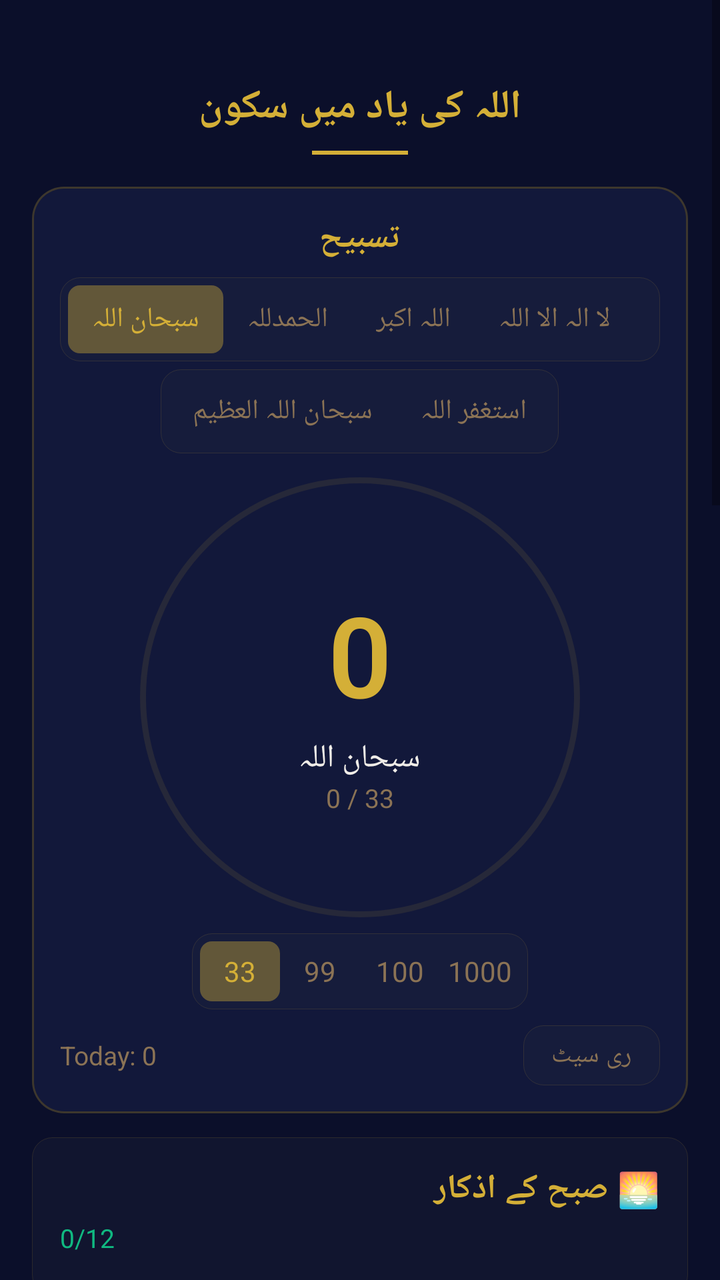
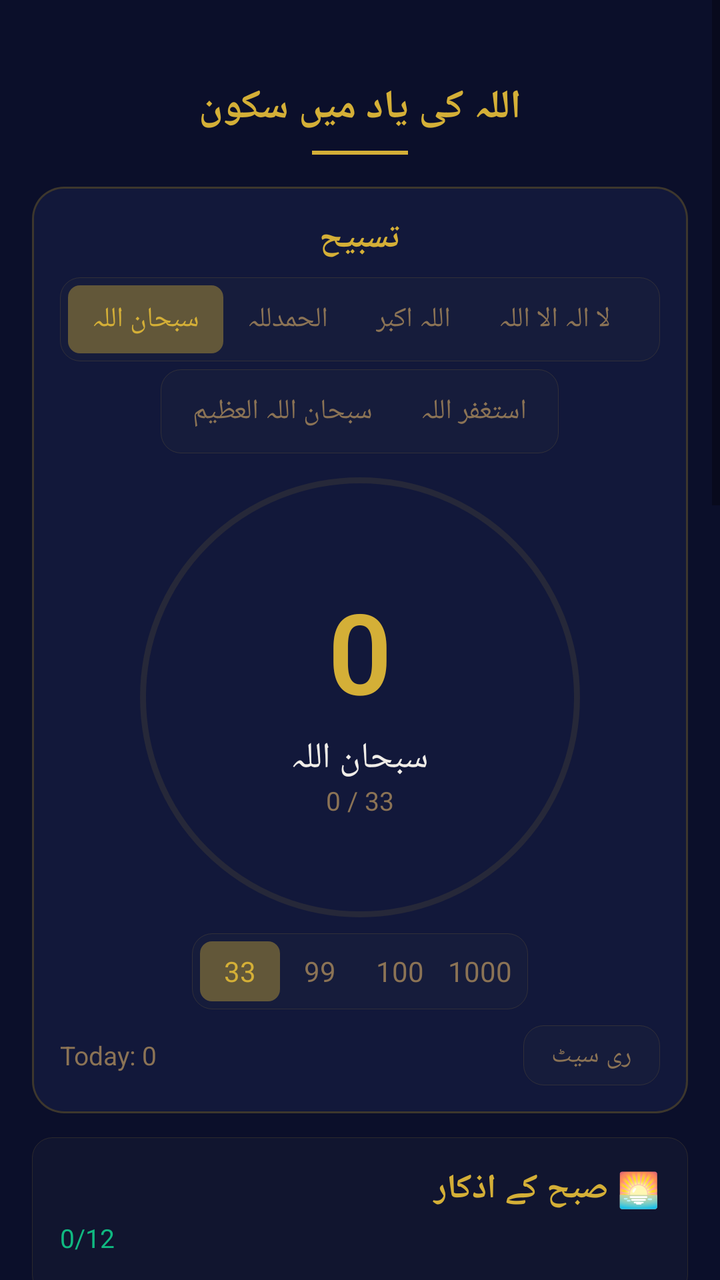

Compare the two renders of this Android layout. The source of the first and the diff that turns it into the second are given below.
<!-- AndroidManifest.xml: application theme Theme.App.EmeraldDusk.Dark -->
<!-- res/layout/azkar_tab.xml -->
<?xml version="1.0" encoding="utf-8"?>
<ScrollView xmlns:android="http://schemas.android.com/apk/res/android"
    android:layout_width="match_parent"
    android:layout_height="match_parent"
    android:background="#0B0F2A"
    android:fillViewport="true">

    <LinearLayout
        android:layout_width="match_parent"
        android:layout_height="wrap_content"
        android:orientation="vertical"
        android:paddingHorizontal="16dp"
        android:paddingBottom="24dp">

        <LinearLayout
            android:layout_width="match_parent"
            android:layout_height="wrap_content"
            android:orientation="vertical"
            android:paddingTop="40dp"
            android:paddingBottom="4dp">

            <TextView
                android:layout_width="match_parent"
                android:layout_height="wrap_content"
                android:text="اللہ کی یاد میں سکون"
                android:textSize="20sp"
                android:textColor="#D4AF37"
                android:textStyle="bold"
                android:gravity="center"
                android:fontFamily="sans-serif" />

            <View android:layout_width="48dp" android:layout_height="2dp" android:layout_marginTop="8dp" android:background="#D4AF37" android:layout_gravity="center" />
        </LinearLayout>

        
        <LinearLayout
            android:id="@+id/tasbeehCard"
            android:layout_width="match_parent"
            android:layout_height="wrap_content"
            android:orientation="vertical"
            android:background="@drawable/card_background"
            android:padding="14dp"
            android:layout_marginTop="12dp">

            <TextView
                android:layout_width="match_parent"
                android:layout_height="wrap_content"
                android:text="تسبیح"
                android:textSize="17sp"
                android:textColor="#D4AF37"
                android:textStyle="bold"
                android:gravity="center"
                android:fontFamily="sans-serif" />

            <LinearLayout
                android:layout_width="wrap_content"
                android:layout_height="wrap_content"
                android:orientation="horizontal"
                android:gravity="center"
                android:layout_gravity="center"
                android:background="@drawable/rounded_bg"
                android:paddingHorizontal="4dp"
                android:paddingVertical="4dp"
                android:layout_marginTop="8dp">

                <TextView android:id="@+id/dhikrOption1" android:layout_width="wrap_content" android:layout_height="34dp" android:paddingHorizontal="12dp" android:gravity="center" android:text="سبحان اللہ" android:textSize="14sp" android:textColor="#D4AF37" android:background="@drawable/chip_selected" android:fontFamily="sans-serif" />
                <TextView android:id="@+id/dhikrOption2" android:layout_width="wrap_content" android:layout_height="34dp" android:paddingHorizontal="12dp" android:gravity="center" android:text="الحمدللہ" android:textSize="14sp" android:textColor="#8B7355" android:background="@drawable/chip_unselected" android:fontFamily="sans-serif" />
                <TextView android:id="@+id/dhikrOption3" android:layout_width="wrap_content" android:layout_height="34dp" android:paddingHorizontal="12dp" android:gravity="center" android:text="اللہ اکبر" android:textSize="14sp" android:textColor="#8B7355" android:background="@drawable/chip_unselected" android:fontFamily="sans-serif" />
                <TextView android:id="@+id/dhikrOption4" android:layout_width="wrap_content" android:layout_height="34dp" android:paddingHorizontal="12dp" android:gravity="center" android:text="لا الہ الا اللہ" android:textSize="14sp" android:textColor="#8B7355" android:background="@drawable/chip_unselected" android:fontFamily="sans-serif" />
                <TextView android:id="@+id/dhikrOption5" android:layout_width="wrap_content" android:layout_height="34dp" android:paddingHorizontal="12dp" android:gravity="center" android:text="سبحان اللہ و بحمدہ" android:textSize="14sp" android:textColor="#8B7355" android:background="@drawable/chip_unselected" android:fontFamily="sans-serif" />
            </LinearLayout>

            <LinearLayout
                android:layout_width="wrap_content"
                android:layout_height="wrap_content"
                android:orientation="horizontal"
                android:gravity="center"
                android:layout_gravity="center"
                android:background="@drawable/rounded_bg"
                android:paddingHorizontal="4dp"
                android:paddingVertical="4dp"
                android:layout_marginTop="4dp">

                <TextView android:id="@+id/dhikrOption6" android:layout_width="wrap_content" android:layout_height="34dp" android:paddingHorizontal="12dp" android:gravity="center" android:text="سبحان اللہ العظیم" android:textSize="14sp" android:textColor="#8B7355" android:background="@drawable/chip_unselected" android:fontFamily="sans-serif" />
                <TextView android:id="@+id/dhikrOption7" android:layout_width="wrap_content" android:layout_height="34dp" android:paddingHorizontal="12dp" android:gravity="center" android:text="استغفر اللہ" android:textSize="14sp" android:textColor="#8B7355" android:background="@drawable/chip_unselected" android:fontFamily="sans-serif" />
            </LinearLayout>

            <FrameLayout
                android:layout_width="220dp"
                android:layout_height="220dp"
                android:layout_gravity="center"
                android:layout_marginTop="12dp">

                <View android:id="@+id/ringBg" android:layout_width="match_parent" android:layout_height="match_parent" android:background="@drawable/ring_bg" />

                <LinearLayout
                    android:id="@+id/tasbeehTapArea"
                    android:layout_width="match_parent"
                    android:layout_height="match_parent"
                    android:orientation="vertical"
                    android:gravity="center"
                    android:clickable="true"
                    android:focusable="true">

                    <TextView android:id="@+id/tasbeehCountText" android:layout_width="wrap_content" android:layout_height="wrap_content" android:text="0" android:textSize="56sp" android:textColor="#D4AF37" android:textStyle="bold" android:fontFamily="sans-serif-light" />
                    <TextView android:id="@+id/tasbeehDhikrText" android:layout_width="wrap_content" android:layout_height="wrap_content" android:text="سبحان اللہ" android:textSize="16sp" android:textColor="#F0EDE8" android:layout_marginTop="4dp" android:fontFamily="sans-serif" />
                    <TextView android:id="@+id/tasbeehProgressText" android:layout_width="wrap_content" android:layout_height="wrap_content" android:text="0 / 33" android:textSize="13sp" android:textColor="#8B7355" android:fontFamily="sans-serif" />
                </LinearLayout>
            </FrameLayout>

            <LinearLayout
                android:layout_width="wrap_content"
                android:layout_height="wrap_content"
                android:orientation="horizontal"
                android:gravity="center"
                android:layout_gravity="center"
                android:background="@drawable/rounded_bg"
                android:paddingHorizontal="4dp"
                android:paddingVertical="4dp"
                android:layout_marginTop="8dp">

                <TextView android:id="@+id/target33" android:layout_width="40dp" android:layout_height="30dp" android:gravity="center" android:text="33" android:textSize="14sp" android:textColor="#D4AF37" android:background="@drawable/chip_selected" android:fontFamily="sans-serif" />
                <TextView android:id="@+id/target99" android:layout_width="40dp" android:layout_height="30dp" android:gravity="center" android:text="99" android:textSize="14sp" android:textColor="#8B7355" android:background="@drawable/chip_unselected" android:fontFamily="sans-serif" />
                <TextView android:id="@+id/target100" android:layout_width="40dp" android:layout_height="30dp" android:gravity="center" android:text="100" android:textSize="14sp" android:textColor="#8B7355" android:background="@drawable/chip_unselected" android:fontFamily="sans-serif" />
                <TextView android:id="@+id/target1000" android:layout_width="40dp" android:layout_height="30dp" android:gravity="center" android:text="1000" android:textSize="14sp" android:textColor="#8B7355" android:background="@drawable/chip_unselected" android:fontFamily="sans-serif" />
            </LinearLayout>

            <LinearLayout
                android:layout_width="match_parent"
                android:layout_height="wrap_content"
                android:orientation="horizontal"
                android:gravity="center"
                android:layout_marginTop="8dp">

                <TextView android:id="@+id/azkarSession" android:layout_width="0dp" android:layout_height="wrap_content" android:layout_weight="1" android:text="Today: 0" android:textSize="13sp" android:textColor="#8B7355" android:fontFamily="sans-serif" />
                <TextView android:id="@+id/azkarStreaks" android:layout_width="wrap_content" android:layout_height="wrap_content" android:text="" android:textSize="13sp" android:textColor="#8B7355" android:fontFamily="sans-serif" android:layout_marginEnd="12dp" />
                <TextView android:id="@+id/azkarReset" android:layout_width="wrap_content" android:layout_height="30dp" android:paddingHorizontal="14dp" android:gravity="center" android:text="ری سیٹ" android:textSize="13sp" android:textColor="#8B7355" android:background="@drawable/rounded_bg" android:fontFamily="sans-serif" android:clickable="true" android:focusable="true" />
            </LinearLayout>
        </LinearLayout>

        
        <LinearLayout
            android:id="@+id/morningAdhkarCard"
            android:layout_width="match_parent"
            android:layout_height="wrap_content"
            android:orientation="vertical"
            android:background="@drawable/rounded_bg"
            android:padding="14dp"
            android:layout_marginTop="12dp">

            <TextView
                android:layout_width="match_parent"
                android:layout_height="wrap_content"
                android:text="🌅 صبح کے اذکار"
                android:textSize="17sp"
                android:textColor="#D4AF37"
                android:textStyle="bold"
                android:fontFamily="sans-serif" />

            <TextView
                android:id="@+id/morningAzkarProgress"
                android:layout_width="match_parent"
                android:layout_height="wrap_content"
                android:layout_marginTop="4dp"
                android:text="0/12"
                android:textSize="13sp"
                android:textColor="#10B981"
                android:fontFamily="sans-serif" />

            <LinearLayout
                android:id="@+id/morningAzkarList"
                android:layout_width="match_parent"
                android:layout_height="wrap_content"
                android:orientation="vertical"
                android:layout_marginTop="6dp" />
        </LinearLayout>

        
        <LinearLayout
            android:id="@+id/eveningAdhkarCard"
            android:layout_width="match_parent"
            android:layout_height="wrap_content"
            android:orientation="vertical"
            android:background="@drawable/rounded_bg"
            android:padding="14dp"
            android:layout_marginTop="12dp">

            <TextView
                android:layout_width="match_parent"
                android:layout_height="wrap_content"
                android:text="🌇 شام کے اذکار"
                android:textSize="17sp"
                android:textColor="#D4AF37"
                android:textStyle="bold"
                android:fontFamily="sans-serif" />

            <TextView
                android:id="@+id/eveningAzkarProgress"
                android:layout_width="match_parent"
                android:layout_height="wrap_content"
                android:layout_marginTop="4dp"
                android:text="0/12"
                android:textSize="13sp"
                android:textColor="#10B981"
                android:fontFamily="sans-serif" />

            <LinearLayout
                android:id="@+id/eveningAzkarList"
                android:layout_width="match_parent"
                android:layout_height="wrap_content"
                android:orientation="vertical"
                android:layout_marginTop="6dp" />
        </LinearLayout>

        
        <LinearLayout
            android:id="@+id/afterSalahAdhkarCard"
            android:layout_width="match_parent"
            android:layout_height="wrap_content"
            android:orientation="vertical"
            android:background="@drawable/rounded_bg"
            android:padding="14dp"
            android:layout_marginTop="12dp">

            <TextView
                android:layout_width="match_parent"
                android:layout_height="wrap_content"
                android:text="🕌 بعد از نماز اذکار"
                android:textSize="17sp"
                android:textColor="#D4AF37"
                android:textStyle="bold"
                android:fontFamily="sans-serif" />

            <TextView
                android:id="@+id/afterSalahAzkarProgress"
                android:layout_width="match_parent"
                android:layout_height="wrap_content"
                android:layout_marginTop="4dp"
                android:text="0/5"
                android:textSize="13sp"
                android:textColor="#10B981"
                android:fontFamily="sans-serif" />

            <LinearLayout
                android:id="@+id/afterSalahAzkarList"
                android:layout_width="match_parent"
                android:layout_height="wrap_content"
                android:orientation="vertical"
                android:layout_marginTop="6dp" />
        </LinearLayout>

        
        <LinearLayout
            android:id="@+id/sleepAdhkarCard"
            android:layout_width="match_parent"
            android:layout_height="wrap_content"
            android:orientation="vertical"
            android:background="@drawable/rounded_bg"
            android:padding="14dp"
            android:layout_marginTop="12dp">

            <TextView
                android:layout_width="match_parent"
                android:layout_height="wrap_content"
                android:text="🌙 سونے سے پہلے کے اذکار"
                android:textSize="17sp"
                android:textColor="#D4AF37"
                android:textStyle="bold"
                android:fontFamily="sans-serif" />

            <TextView
                android:id="@+id/sleepAzkarProgress"
                android:layout_width="match_parent"
                android:layout_height="wrap_content"
                android:layout_marginTop="4dp"
                android:text="0/10"
                android:textSize="13sp"
                android:textColor="#10B981"
                android:fontFamily="sans-serif" />

            <LinearLayout
                android:id="@+id/sleepAzkarList"
                android:layout_width="match_parent"
                android:layout_height="wrap_content"
                android:orientation="vertical"
                android:layout_marginTop="6dp" />
        </LinearLayout>

        
        <LinearLayout
            android:id="@+id/ninetyNineNamesCard"
            android:layout_width="match_parent"
            android:layout_height="wrap_content"
            android:orientation="vertical"
            android:background="@drawable/rounded_bg"
            android:padding="14dp"
            android:layout_marginTop="12dp">

            <TextView
                android:layout_width="match_parent"
                android:layout_height="wrap_content"
                android:text="✨ اللہ کے 99 نام"
                android:textSize="17sp"
                android:textColor="#D4AF37"
                android:textStyle="bold"
                android:gravity="center"
                android:fontFamily="sans-serif" />

            <TextView
                android:id="@+id/ninetyNineNamesHint"
                android:layout_width="match_parent"
                android:layout_height="wrap_content"
                android:layout_marginTop="4dp"
                android:text="کسی نام پر کلک کریں — اس کا معنی دیکھیں"
                android:textSize="13sp"
                android:textColor="#C9A961"
                android:fontFamily="sans-serif" />

            <TextView
                android:id="@+id/ninetyNineNamesDisplay"
                android:layout_width="match_parent"
                android:layout_height="40dp"
                android:layout_marginTop="6dp"
                android:gravity="center"
                android:text=""
                android:textSize="20sp"
                android:textColor="@color/arabic_text"
            android:fontFamily="@font/scheherazade_new"
            android:clickable="true"
            android:focusable="true"
            android:background="@drawable/rounded_bg" />

            <TextView
                android:id="@+id/ninetyNineNamesMeaning"
                android:layout_width="match_parent"
                android:layout_height="wrap_content"
                android:text=""
                android:textSize="14sp"
                android:textColor="#E8E0D8"
                android:gravity="center"
                android:fontFamily="sans-serif" />
        </LinearLayout>

        
        <LinearLayout
            android:id="@+id/wordAnalysisCard"
            android:layout_width="match_parent"
            android:layout_height="wrap_content"
            android:orientation="vertical"
            android:background="@drawable/rounded_bg"
            android:padding="14dp"
            android:layout_marginTop="12dp">

            <TextView
                android:layout_width="match_parent"
                android:layout_height="wrap_content"
                android:text="📖 لفظی تجزیہ"
                android:textSize="17sp"
                android:textColor="#D4AF37"
                android:textStyle="bold"
                android:fontFamily="sans-serif" />

            <TextView
                android:id="@+id/wordAnalysisDisplay"
                android:layout_width="match_parent"
                android:layout_height="wrap_content"
                android:layout_marginTop="6dp"
                android:text=""
                android:textSize="18sp"
                android:textColor="@color/arabic_text"
                android:gravity="center"
                android:lineSpacingExtra="10dp"
                android:fontFamily="@font/scheherazade_new" />

            <TextView
                android:id="@+id/wordAnalysisMeaning"
                android:layout_width="match_parent"
                android:layout_height="wrap_content"
                android:text=""
                android:textSize="14sp"
                android:textColor="#E8E0D8"
                android:gravity="center"
                android:fontFamily="sans-serif" />

            <TextView
                android:id="@+id/wordAnalysisNext"
                android:layout_width="match_parent"
                android:layout_height="36dp"
                android:layout_marginTop="6dp"
                android:gravity="center"
                android:text="اگلا"
                android:textSize="14sp"
                android:textColor="#D4AF37"
                android:background="@drawable/rounded_bg"
                android:fontFamily="sans-serif"
                android:clickable="true"
                android:focusable="true" />
        </LinearLayout>
        
        <LinearLayout
            android:id="@+id/guidedSessionCard"
            android:layout_width="match_parent"
            android:layout_height="wrap_content"
            android:orientation="vertical"
            android:background="@drawable/card_elevated_gold_border"
            android:padding="16dp"
            android:layout_marginTop="12dp">

            <LinearLayout
                android:layout_width="match_parent"
                android:layout_height="wrap_content"
                android:orientation="horizontal"
                android:gravity="center_vertical">

                <TextView
                    android:layout_width="0dp"
                    android:layout_weight="1"
                    android:layout_height="wrap_content"
                    android:text="🌿 گائیڈڈ سیشن"
                    android:textSize="18sp"
                    android:textColor="#D4AF6A"
                    android:textStyle="bold"
                    android:fontFamily="sans-serif" />

                <TextView
                    android:id="@+id/guidedSessionDuration"
                    android:layout_width="wrap_content"
                    android:layout_height="wrap_content"
                    android:text=""
                    android:textSize="12sp"
                    android:textColor="#8B7355"
                    android:fontFamily="sans-serif" />
            </LinearLayout>

            <View android:layout_width="48dp" android:layout_height="1dp" android:layout_marginTop="6dp" android:background="#D4AF37" android:layout_gravity="center" />

            <TextView
                android:id="@+id/guidedSessionTitle"
                android:layout_width="match_parent"
                android:layout_height="wrap_content"
                android:layout_marginTop="8dp"
                android:text=""
                android:textSize="16sp"
                android:textColor="#C9A961"
                android:textStyle="bold"
                android:fontFamily="sans-serif" />

            <TextView
                android:id="@+id/guidedSessionDesc"
                android:layout_width="match_parent"
                android:layout_height="wrap_content"
                android:text=""
                android:textSize="13sp"
                android:textColor="@color/urdu_text"
                android:lineSpacingExtra="3dp"
                android:fontFamily="sans-serif" />

            
            <LinearLayout
                android:id="@+id/guidedSessionChips"
                android:layout_width="match_parent"
                android:layout_height="wrap_content"
                android:orientation="horizontal"
                android:gravity="center"
                android:layout_marginTop="8dp">

                <TextView android:id="@+id/guidedChipTfakkur" android:layout_width="0dp" android:layout_height="28dp" android:layout_weight="1" android:gravity="center" android:text="🌿 تفکر" android:textSize="10sp" android:textColor="#D4AF6A" android:background="@drawable/chip_selected" android:fontFamily="sans-serif" android:clickable="true" android:focusable="true" android:layout_marginEnd="2dp" />
                <TextView android:id="@+id/guidedChipIstigfar" android:layout_width="0dp" android:layout_height="28dp" android:layout_weight="1" android:gravity="center" android:text="🤲 استغفار" android:textSize="10sp" android:textColor="#8B7355" android:background="@drawable/chip_unselected" android:fontFamily="sans-serif" android:clickable="true" android:focusable="true" android:layout_marginHorizontal="2dp" />
                <TextView android:id="@+id/guidedChipShukr" android:layout_width="0dp" android:layout_height="28dp" android:layout_weight="1" android:gravity="center" android:text="🌸 شکر" android:textSize="10sp" android:textColor="#8B7355" android:background="@drawable/chip_unselected" android:fontFamily="sans-serif" android:clickable="true" android:focusable="true" android:layout_marginHorizontal="2dp" />
                <TextView android:id="@+id/guidedChipTawbah" android:layout_width="0dp" android:layout_height="28dp" android:layout_weight="1" android:gravity="center" android:text="💧 توبہ" android:textSize="10sp" android:textColor="#8B7355" android:background="@drawable/chip_unselected" android:fontFamily="sans-serif" android:clickable="true" android:focusable="true" android:layout_marginHorizontal="2dp" />
                <TextView android:id="@+id/guidedChipSabr" android:layout_width="0dp" android:layout_height="28dp" android:layout_weight="1" android:gravity="center" android:text="🌙 صبر" android:textSize="10sp" android:textColor="#8B7355" android:background="@drawable/chip_unselected" android:fontFamily="sans-serif" android:clickable="true" android:focusable="true" android:layout_marginHorizontal="2dp" />
                <TextView android:id="@+id/guidedChipTawakkul" android:layout_width="0dp" android:layout_height="28dp" android:layout_weight="1" android:gravity="center" android:text="☂️ توکل" android:textSize="10sp" android:textColor="#8B7355" android:background="@drawable/chip_unselected" android:fontFamily="sans-serif" android:clickable="true" android:focusable="true" android:layout_marginStart="2dp" />
            </LinearLayout>

            <LinearLayout
                android:layout_width="match_parent"
                android:layout_height="wrap_content"
                android:orientation="horizontal"
                android:gravity="center"
                android:layout_marginTop="8dp">

                <TextView android:id="@+id/guidedSessionStart" android:layout_width="0dp" android:layout_height="40dp" android:layout_weight="1" android:gravity="center" android:text="▶ شروع کریں" android:textSize="15sp" android:textColor="#0B0F2A" android:background="#D4AF37" android:fontFamily="sans-serif" android:textStyle="bold" android:clickable="true" android:focusable="true" android:layout_marginEnd="4dp" />
                <TextView android:id="@+id/guidedSessionNext" android:layout_width="0dp" android:layout_height="40dp" android:layout_weight="1" android:gravity="center" android:layout_marginStart="4dp" android:text="← اگلا" android:textSize="15sp" android:textColor="#D4AF6A" android:background="@drawable/rounded_bg" android:fontFamily="sans-serif" android:clickable="true" android:focusable="true" />
            </LinearLayout>
        </LinearLayout>

        
        <LinearLayout
            android:id="@+id/quizCard"
            android:layout_width="match_parent"
            android:layout_height="wrap_content"
            android:orientation="vertical"
            android:background="@drawable/card_elevated_gold_border"
            android:padding="14dp"
            android:layout_marginTop="12dp">

            <TextView
                android:layout_width="match_parent"
                android:layout_height="wrap_content"
                android:text="📝 اسلامی کوئز — اپنے علم کی جانچ کریں"
                android:textSize="17sp"
                android:textColor="#D4AF6A"
                android:textStyle="bold"
                android:gravity="center"
                android:fontFamily="sans-serif" />

            <View android:layout_width="48dp" android:layout_height="1dp" android:layout_marginTop="6dp" android:background="#D4AF37" android:layout_gravity="center" />

            <TextView
                android:layout_width="match_parent"
                android:layout_height="wrap_content"
                android:layout_marginTop="8dp"
                android:text="قرآن، حدیث، فقہ، سیرت، خواتین کے حقوق، صحابہ اور تاریخ اسلام پر مبنی ۵۰۰+ سوالات"
                android:textSize="13sp"
                android:textColor="@color/urdu_text"
                android:gravity="center"
                android:lineSpacingExtra="3dp"
                android:fontFamily="sans-serif" />

            <TextView
                android:id="@+id/startQuizBtn"
                android:layout_width="match_parent"
                android:layout_height="44dp"
                android:layout_marginTop="10dp"
                android:gravity="center"
                android:text="🎯 کوئز شروع کریں"
                android:textSize="16sp"
                android:textColor="#FFFFFF"
                android:textStyle="bold"
                android:background="@drawable/card_elevated_gold_border"
                android:fontFamily="sans-serif"
                android:clickable="true"
                android:focusable="true" />
        </LinearLayout>
    </LinearLayout>
</ScrollView>
<!-- resources referenced by this layout -->
<resources>
  <color name="arabic_text">#E8C547</color>
  <color name="urdu_text">#FFFFFF</color>
  <!-- drawable card_background (drawable) -->
  <?xml version="1.0" encoding="utf-8"?>
  <ripple xmlns:android="http://schemas.android.com/apk/res/android"
      android:color="#33D4AF37">
      <item>
          <layer-list>
              <item>
                  <shape android:shape="rectangle">
                      <solid android:color="@color/cardBorderGold" />
                      <corners android:radius="16dp" />
                  </shape>
              </item>
              <item android:top="1dp" android:bottom="1dp" android:left="1dp" android:right="1dp">
                  <shape android:shape="rectangle">
                      <solid android:color="@color/cardBackground" />
                      <corners android:radius="15dp" />
                  </shape>
              </item>
          </layer-list>
      </item>
  </ripple>
  <!-- drawable chip_selected (drawable) -->
  <?xml version="1.0" encoding="utf-8"?>
  <shape xmlns:android="http://schemas.android.com/apk/res/android" android:shape="rectangle">
      <solid android:color="#66D4AF37" />
      <corners android:radius="6dp" />
  </shape>
  <!-- drawable chip_unselected (drawable) -->
  <?xml version="1.0" encoding="utf-8"?>
  <shape xmlns:android="http://schemas.android.com/apk/res/android" android:shape="rectangle">
      <solid android:color="#00000000" />
      <corners android:radius="6dp" />
  </shape>
  <!-- drawable ring_bg (drawable) -->
  <?xml version="1.0" encoding="utf-8"?>
  <shape xmlns:android="http://schemas.android.com/apk/res/android" android:shape="oval">
      <solid android:color="#00000000" />
      <stroke android:width="3dp" android:color="#1AD4AF37" />
      <size android:width="280dp" android:height="280dp" />
  </shape>
  <!-- drawable rounded_bg (drawable) -->
  <?xml version="1.0" encoding="utf-8"?>
  <ripple xmlns:android="http://schemas.android.com/apk/res/android"
      android:color="#33D4AF37">
      <item>
          <shape android:shape="rectangle">
              <solid android:color="#332A2E42" />
              <stroke android:width="1px" android:color="#26D4AF37" />
              <corners android:radius="10dp" />
          </shape>
      </item>
  </ripple>
  <color name="cardBorderGold">#40D4AF37</color>
  <color name="cardBackground">#12183A</color>
  <color name="gold_glow_soft">#2ED4AF37</color>
  <color name="surface_elevated">#1A2250</color>
  <color name="primary_gold">#E8C547</color>
  <color name="background_base">#0B0F2A</color>
  <color name="muted_gold">#D4AF37</color>
  <color name="accent_prayer_times">#4FA8A0</color>
  <color name="surface_card">#12183A</color>
  <color name="on_background_primary_text">#FFFFFF</color>
  <color name="error_soft_red">#E0645A</color>
  <!-- unchanged entries left out for length: 2 -->
</resources>

<!-- the commit's change to res/layout/azkar_tab.xml (unified diff, before → after) -->
@@ -103,7 +103,7 @@
                     android:focusable="true">
 
                     <TextView android:id="@+id/tasbeehCountText" android:layout_width="wrap_content" android:layout_height="wrap_content" android:text="0" android:textSize="56sp" android:textColor="#D4AF37" android:textStyle="bold" android:fontFamily="sans-serif-light" />
-                    <TextView android:id="@+id/tasbeehDhikrText" android:layout_width="wrap_content" android:layout_height="wrap_content" android:text="سبحان اللہ" android:textSize="16sp" android:textColor="#F0EDE8" android:layout_marginTop="4dp" android:fontFamily="sans-serif" />
+                    <TextView android:id="@+id/tasbeehDhikrText" android:layout_width="wrap_content" android:layout_height="wrap_content" android:text="سبحان اللہ" android:textSize="18sp" android:textColor="#F0EDE8" android:layout_marginTop="4dp" android:fontFamily="sans-serif" />
                     <TextView android:id="@+id/tasbeehProgressText" android:layout_width="wrap_content" android:layout_height="wrap_content" android:text="0 / 33" android:textSize="13sp" android:textColor="#8B7355" android:fontFamily="sans-serif" />
                 </LinearLayout>
             </FrameLayout>
